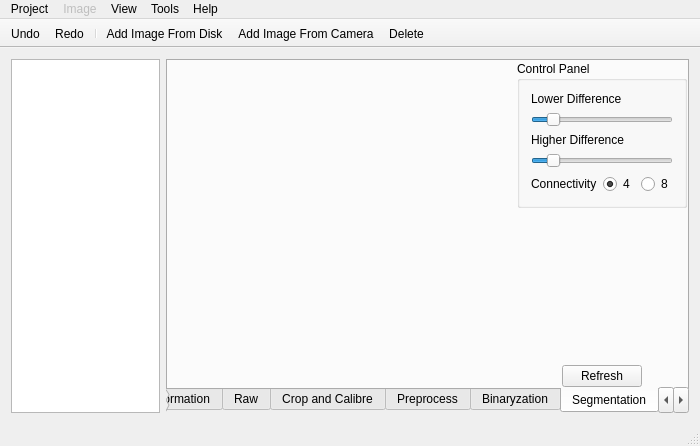
The window that gui/mainwindow.ui (librehat/caiga) describes before a commit, drawn with Qt 5.
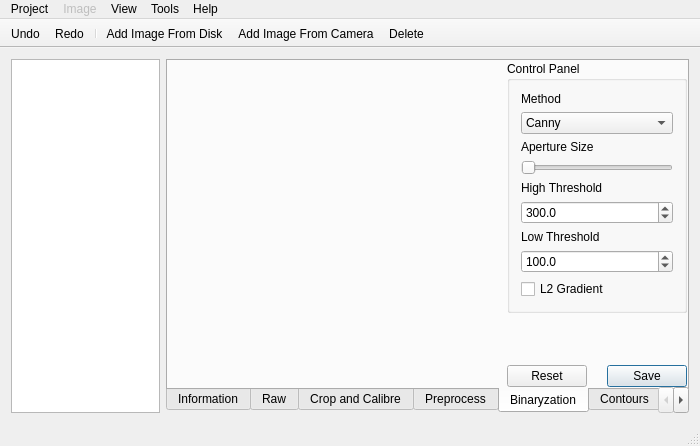
The same window after the commit. The open tabs and pages were chosen to show the change. Icons and pictures are not drawn. Custom widgets are drawn as their Qt base class.

Commit message: merge floodfill segment to binaryTab.

Diff of the .ui file:
```diff
--- a/gui/mainwindow.ui
+++ b/gui/mainwindow.ui
@@ -650,136 +650,6 @@
         </item>
        </layout>
       </widget>
-      <widget class="QWidget" name="segTab">
-       <attribute name="title">
-        <string>Segmentation</string>
-       </attribute>
-       <layout class="QGridLayout" name="gridLayout_4">
-        <property name="margin">
-         <number>0</number>
-        </property>
-        <item row="0" column="0" rowspan="3">
-         <widget class="QImageInteractiveDrawer" name="segmentationViewer" native="true">
-          <property name="sizePolicy">
-           <sizepolicy hsizetype="Expanding" vsizetype="Expanding">
-            <horstretch>10</horstretch>
-            <verstretch>0</verstretch>
-           </sizepolicy>
-          </property>
-         </widget>
-        </item>
-        <item row="0" column="1" rowspan="2" colspan="3" alignment="Qt::AlignTop">
-         <widget class="QGroupBox" name="segGroupBox">
-          <property name="sizePolicy">
-           <sizepolicy hsizetype="Preferred" vsizetype="Expanding">
-            <horstretch>0</horstretch>
-            <verstretch>0</verstretch>
-           </sizepolicy>
-          </property>
-          <property name="title">
-           <string>Control Panel</string>
-          </property>
-          <layout class="QGridLayout" name="gridLayout_5">
-           <item row="1" column="0" colspan="4">
-            <widget class="QSlider" name="lowerDiffSlider">
-             <property name="minimum">
-              <number>1</number>
-             </property>
-             <property name="maximum">
-              <number>255</number>
-             </property>
-             <property name="pageStep">
-              <number>5</number>
-             </property>
-             <property name="value">
-              <number>30</number>
-             </property>
-             <property name="orientation">
-              <enum>Qt::Horizontal</enum>
-             </property>
-            </widget>
-           </item>
-           <item row="4" column="2">
-            <widget class="QRadioButton" name="seg4Con">
-             <property name="text">
-              <string>4</string>
-             </property>
-             <property name="checked">
-              <bool>true</bool>
-             </property>
-            </widget>
-           </item>
-           <item row="4" column="3">
-            <widget class="QRadioButton" name="seg8Con">
-             <property name="text">
-              <string>8</string>
-             </property>
-            </widget>
-           </item>
-           <item row="0" column="0" colspan="4">
-            <widget class="QLabel" name="lowerDiffLabel">
-             <property name="sizePolicy">
-              <sizepolicy hsizetype="Preferred" vsizetype="Fixed">
-               <horstretch>0</horstretch>
-               <verstretch>0</verstretch>
-              </sizepolicy>
-             </property>
-             <property name="text">
-              <string>Lower Difference</string>
-             </property>
-            </widget>
-           </item>
-           <item row="2" column="0" colspan="4">
-            <widget class="QLabel" name="higherDiffLabel">
-             <property name="sizePolicy">
-              <sizepolicy hsizetype="Preferred" vsizetype="Fixed">
-               <horstretch>0</horstretch>
-               <verstretch>0</verstretch>
-              </sizepolicy>
-             </property>
-             <property name="text">
-              <string>Higher Difference</string>
-             </property>
-            </widget>
-           </item>
-           <item row="4" column="0" colspan="2">
-            <widget class="QLabel" name="connectivityLabel">
-             <property name="text">
-              <string>Connectivity</string>
-             </property>
-            </widget>
-           </item>
-           <item row="3" column="0" colspan="4">
-            <widget class="QSlider" name="higherDiffSlider">
-             <property name="minimum">
-              <number>1</number>
-             </property>
-             <property name="maximum">
-              <number>255</number>
-             </property>
-             <property name="pageStep">
-              <number>5</number>
-             </property>
-             <property name="value">
-              <number>30</number>
-             </property>
-             <property name="orientation">
-              <enum>Qt::Horizontal</enum>
-             </property>
-            </widget>
-           </item>
-          </layout>
-         </widget>
-        </item>
-        <item row="2" column="2" alignment="Qt::AlignBottom">
-         <widget class="QPushButton" name="refreshSegButton">
-          <property name="text">
-           <string>Refresh</string>
-          </property>
-         </widget>
-        </item>
-       </layout>
-      </widget>
       <widget class="QWidget" name="contourTab">
        <attribute name="title">
         <string>Contours</string>
```
Left out of the diff: 38 changed lines with no effect on the pictures. The commit also changes 2 other files.
